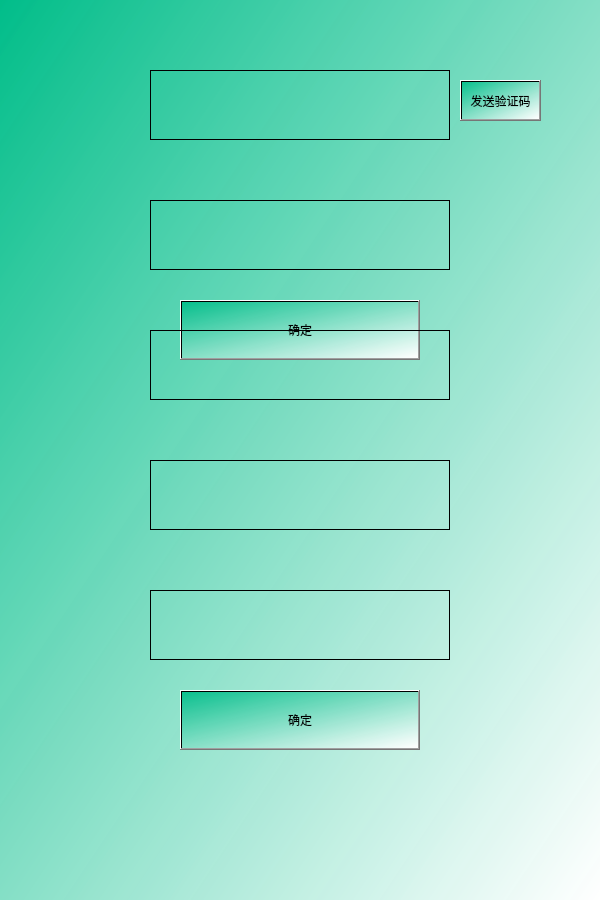
SheepOrnot/TNTDDZ, file findandsignupwidget.ui: the form before one commit.
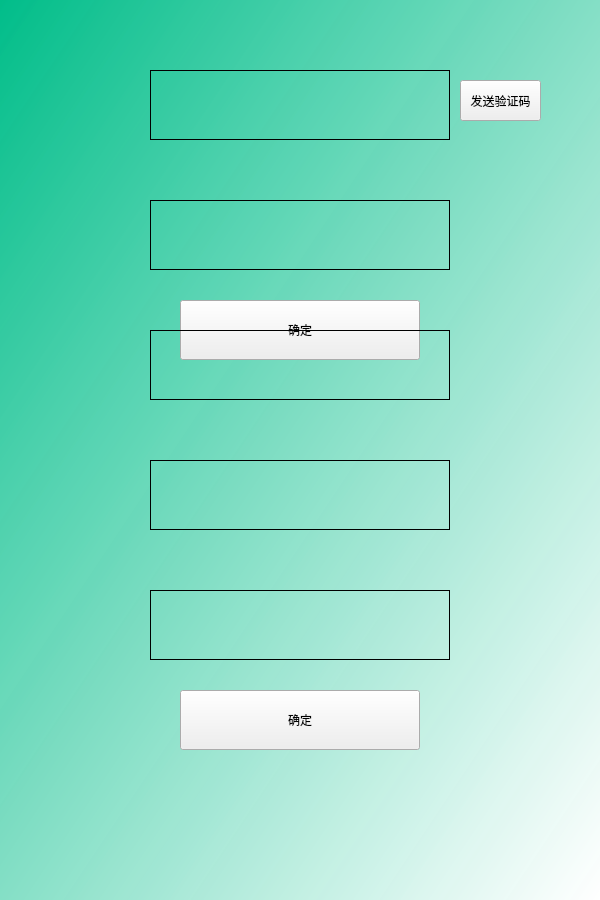
The form after the commit.

Diff of the .ui file:
```diff
--- a/findandsignupwidget.ui
+++ b/findandsignupwidget.ui
@@ -14,7 +14,7 @@
    <string>Form</string>
   </property>
   <property name="styleSheet">
-   <string notr="true">background-color: qlineargradient(spread:pad, x1:0, y1:0, x2:1, y2:1, stop:0 rgba(0, 189, 137, 236), stop:1 rgba(255, 255, 255, 255));</string>
+   <string notr="true">#FindAndSignUpWidget{background-color: qlineargradient(spread:pad, x1:0, y1:0, x2:1, y2:1, stop:0 rgba(0, 189, 137, 236), stop:1 rgba(255, 255, 255, 255));}</string>
   </property>
   <widget class="QLineEdit" name="MailLineEdit">
    <property name="geometry">
```
